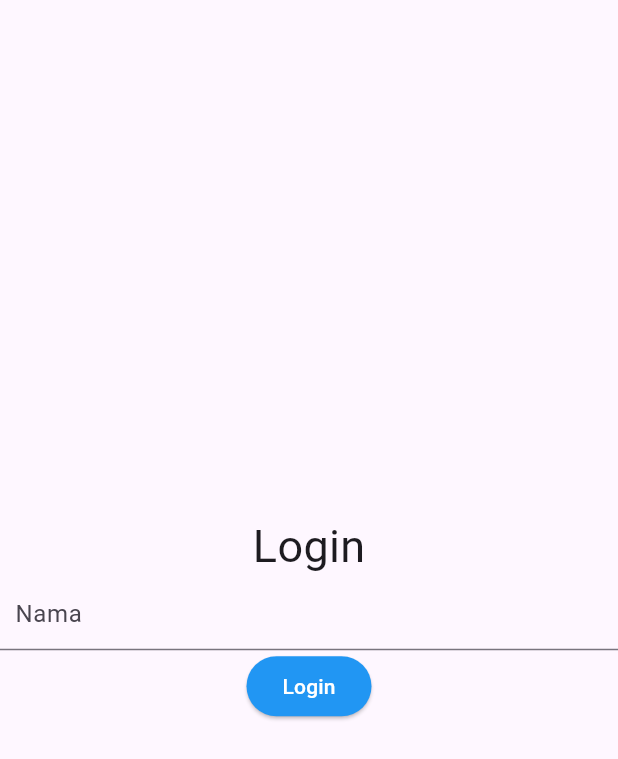
After one commit to mchairul/webhozz-flutter-pt-trisar, a Flutter app: the screen it shows after launch, after a tap on "Pindah Ke State Management", on a phone screen of 412 x 824 dp. The commit adds this screen. Shown: the top 759 px of the screen. Run offline on Flutter 3.47's test engine with Material 3 defaults, Android fonts, the phone set to English and light mode, and no system bars; our stand-ins replace dots_indicator.

Commit message:
state management

```diff
--- /dev/null
+++ b/devtools_options.yaml
@@ -0,0 +1,3 @@
+description: This file stores settings for Dart & Flutter DevTools.
+documentation: https://docs.flutter.dev/tools/devtools/extensions#configure-extension-enablement-states
+extensions:
--- a/lib/home_route.dart
+++ b/lib/home_route.dart
@@ -1,5 +1,6 @@
 import 'package:belajar/info.dart';
 import 'package:belajar/routes_app.dart';
+import 'package:belajar/state_management/main.dart';
 import 'package:flutter/material.dart';
 
 class HomeRoute extends StatelessWidget {
@@ -44,6 +45,16 @@ class HomeRoute extends StatelessWidget {
                   );
                 },
                 child: Text('Pindah ke Simple APP')
+            ),
+            ElevatedButton(
+                onPressed: (){
+                  Navigator.of(context).pushReplacement(
+                    MaterialPageRoute(builder: (_){
+                      return MainState();
+                    })
+                  );
+                },
+                child: Text('Pindah Ke State Management')
             )
           ],
         ),
--- /dev/null
+++ b/lib/state_management/main.dart
@@ -0,0 +1,25 @@
+import 'package:belajar/state_management/providers/provider_setting.dart';
+import 'package:belajar/state_management/providers/provider_user.dart';
+import 'package:belajar/state_management/route_state.dart';
+import 'package:flutter/material.dart';
+import 'package:provider/provider.dart';
+
+class MainState extends StatelessWidget {
+  const MainState({super.key});
+
+  @override
+  Widget build(BuildContext context) {
+    return MultiProvider(
+        providers: [
+          ChangeNotifierProvider(create: (context) => ProviderUser()),
+          ChangeNotifierProvider(create: (context) => ProviderSetting())
+        ],
+      builder: (context, child){
+        return const MaterialApp(
+          initialRoute: RouteState.screenLogin,
+          onGenerateRoute: RouteState.stateRoute,
+        );
+      },
+    );
+  }
+}
--- /dev/null
+++ b/lib/state_management/providers/provider_setting.dart
@@ -0,0 +1,12 @@
+import 'package:flutter/material.dart';
+
+class ProviderSetting extends ChangeNotifier {
+  Color appBarColor = Colors.blue;
+
+  get getAppBarColor => appBarColor;
+
+  void setAppBarColor(Color newAppBarColor) {
+    appBarColor = newAppBarColor;
+    notifyListeners();
+  }
+}
--- /dev/null
+++ b/lib/state_management/providers/provider_user.dart
@@ -0,0 +1,12 @@
+import 'package:flutter/material.dart';
+
+class ProviderUser extends ChangeNotifier {
+  String nama = '';
+
+  get getNama => nama;
+
+  void setNama(String namaBaru) {
+    nama = namaBaru;
+    notifyListeners();
+  }
+}
--- /dev/null
+++ b/lib/state_management/route_state.dart
@@ -0,0 +1,26 @@
+import 'package:belajar/state_management/screens/home.dart';
+import 'package:belajar/state_management/screens/login.dart';
+import 'package:belajar/state_management/screens/profile.dart';
+import 'package:belajar/state_management/screens/setting.dart';
+import 'package:flutter/material.dart';
+
+class RouteState {
+  static const String screenLogin = '/';
+  static const String screenHome = '/home';
+  static const String screenSetting = '/setting';
+  static const String screenProfile = '/profile';
+  static Route<dynamic> stateRoute(RouteSettings settings) {
+    switch(settings.name) {
+      case screenLogin:
+        return MaterialPageRoute(builder: (context) => const Login());
+      case screenHome:
+        return MaterialPageRoute(builder: (context) => const Home());
+      case screenSetting:
+        return MaterialPageRoute(builder: (context) => const Setting());
+      case screenProfile:
+        return MaterialPageRoute(builder: (context) => const Profile());
+      default:
+        throw const FormatException('Not Found');
+    }
+  }
+}
--- /dev/null
+++ b/lib/state_management/screens/login.dart
@@ -0,0 +1,61 @@
+import 'package:belajar/state_management/providers/provider_user.dart';
+import 'package:belajar/state_management/route_state.dart';
+import 'package:flutter/material.dart';
+import 'package:provider/provider.dart';
+
+class Login extends StatefulWidget {
+  const Login({super.key});
+
+  @override
+  State<Login> createState() => _Login();
+}
+
+class _Login extends State<Login> {
+
+  TextEditingController namaController = TextEditingController();
+
+  @override
+  Widget build(BuildContext context) {
+    debugPrint('Building Login');
+    return Scaffold(
+      body: Center(
+        child: Column(
+          mainAxisAlignment: MainAxisAlignment.center,
+          children: [
+            const Text('Login', style: TextStyle(
+              fontSize: 30
+            ),),
+            TextFormField(
+              controller: namaController,
+              decoration: const InputDecoration(
+                hintText: 'Nama',
+                contentPadding: EdgeInsets.symmetric(
+                  vertical: 10,
+                  horizontal: 10
+                )
+              ),
+            ),
+            ElevatedButton(
+              onPressed: (){
+                debugPrint('Nama : ${namaController.text}');
+
+                //set nilai nama ke provider
+                context.read<ProviderUser>().setNama(namaController.text);
+
+                //pindah ke halaman home
+                Navigator.of(context).pushNamed(
+                  RouteState.screenHome
+                );
+              },
+              style: ElevatedButton.styleFrom(
+                backgroundColor: Colors.blue,
+                foregroundColor: Colors.white
+              ),
+              child: const Text('Login'),
+            )
+          ],
+        ),
+      ),
+    );
+  }
+}
--- a/pubspec.yaml
+++ b/pubspec.yaml
@@ -36,6 +36,7 @@ dependencies:
   # Use with the CupertinoIcons class for iOS style icons.
   cupertino_icons: ^1.0.8
   dots_indicator: ^3.0.0
+  provider: ^6.1.2
 
 dev_dependencies:
   flutter_test:
```
Also changed, not shown: lib/state_management/screens/home.dart (added, +42 -0 lines), lib/state_management/screens/profile.dart (added, +63 -0 lines), lib/state_management/screens/setting.dart (added, +45 -0 lines), pubspec.lock, 1 other file.
